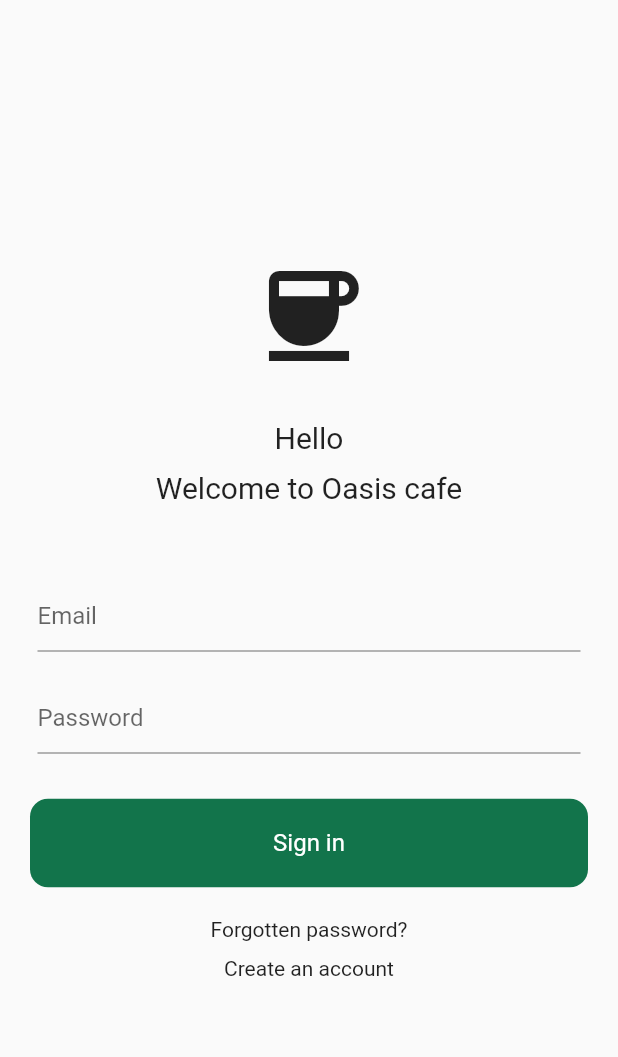
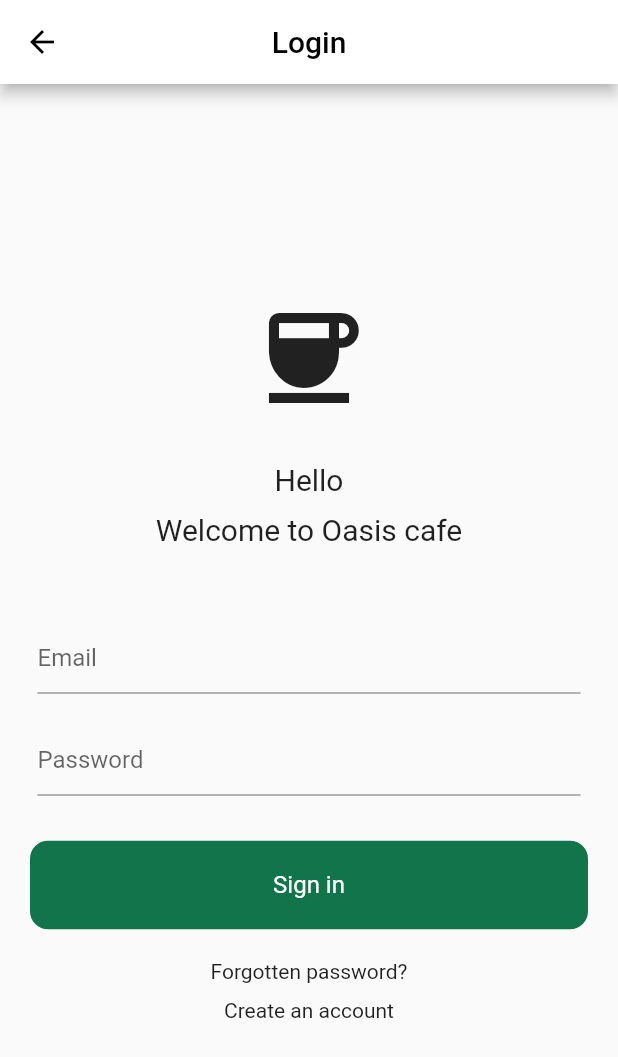
Before and after one commit to NalaJang/oasis_cafe_app, a Flutter app: the Login screen opened directly, on a phone screen of 412 x 824 dp. Shown: the top 1057 px of the screen. Run offline on Flutter 3.47's test engine with Material 2 defaults, Android fonts, the phone set to English and light mode, and no system bars; drawn by our look-alikes of modal_progress_hud_nsn; our stand-ins replace cloud_firestore, firebase_auth, firebase_core; accounts and stored records are empty; generated files the repository leaves out were written again.

Commit message:
Add:login.dart 에 appbar 추가

```diff
--- a/lib/screens/login/login.dart
+++ b/lib/screens/login/login.dart
@@ -55,6 +55,11 @@ class _LoginState extends State<Login> {
   @override
   Widget build(BuildContext context) {
     return Scaffold(
+      appBar: AppBar(
+        title: const Text('Login'),
+        centerTitle: true,
+      ),
+
       body: ModalProgressHUD(
         inAsyncCall: showSpinner,
         child: Form(
```
